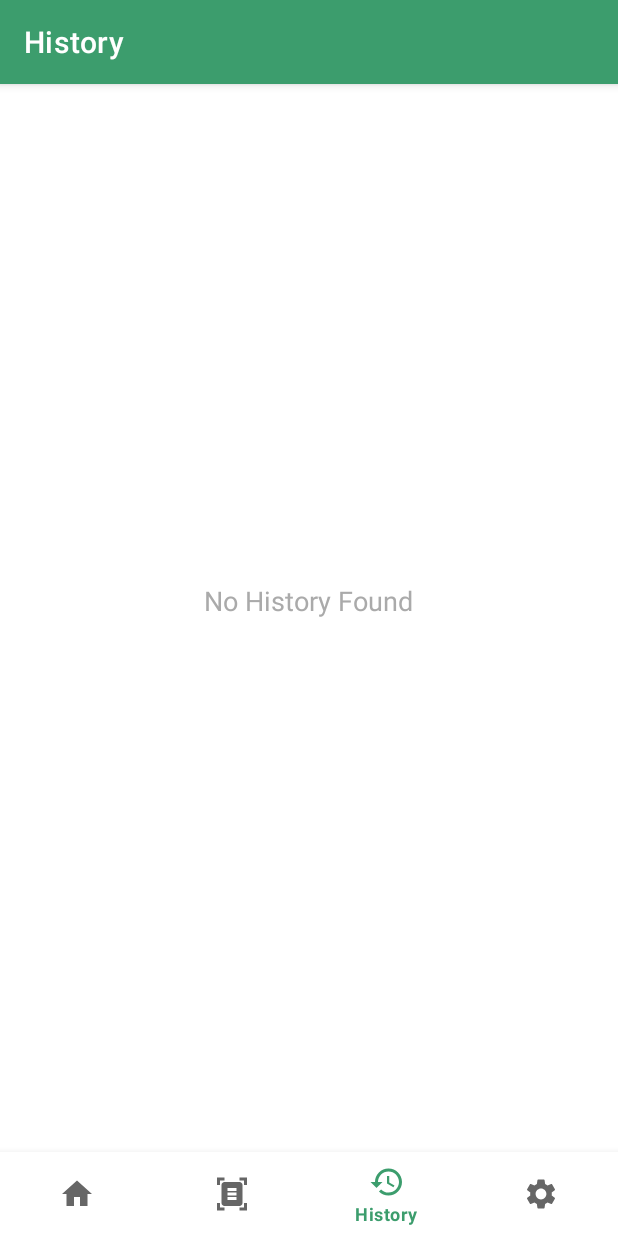
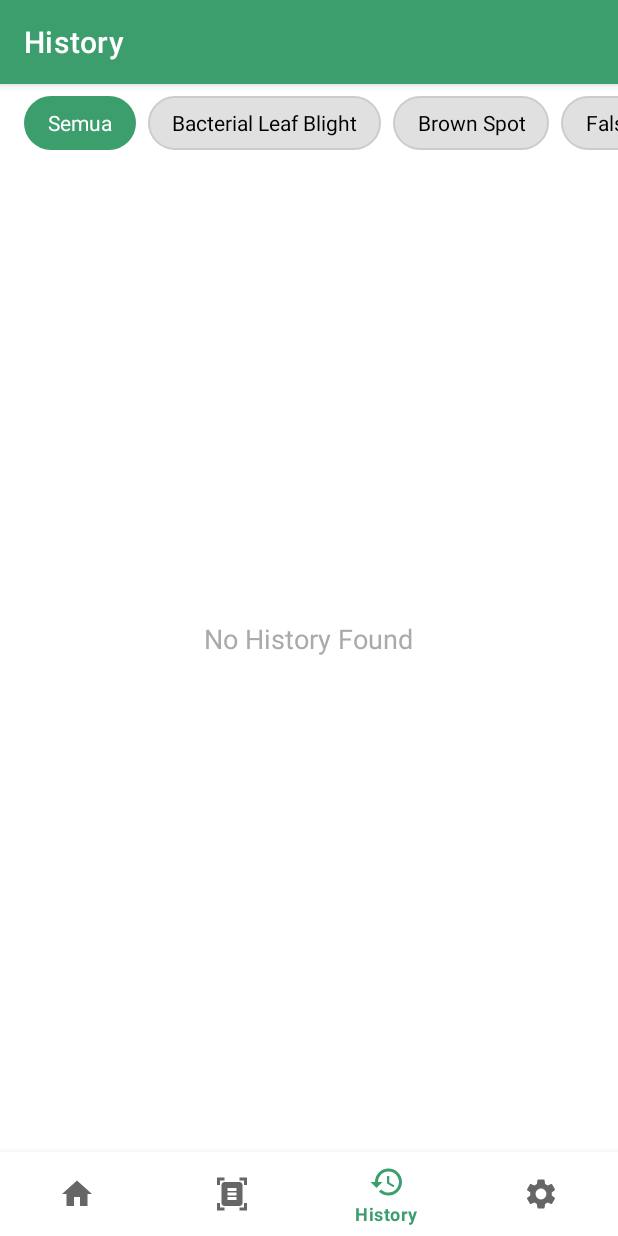
Before and after one commit to PareAIApps/PareAIApps_Backup, an Android app: the HistoryFragment screen opened through its navigation route, on a phone screen of 412 x 824 dp. Run offline under Robolectric (Android 15) with nearby library versions, the phone set to English and light mode, and no system bars; our stand-ins replace Firebase (no records; nobody signed in at launch, a user with empty details on screens opened directly), Room's generated code, navigation-ui; pictures from the network do not load.

Commit message:
Sudah solved filter history

```diff
--- a/app/src/main/AndroidManifest.xml
+++ b/app/src/main/AndroidManifest.xml
@@ -25,6 +25,7 @@
         tools:targetApi="31">
         <activity
             android:name=".ui.change_profile.ChangeProfileActivity"
+            android:configChanges="orientation|screenSize|screenLayout|keyboardHidden"
             android:exported="false"
             android:theme="@style/Theme.Pare_ai_pk.NoActionBar" />
         <activity
--- a/app/src/main/java/pnj/pk/pareaipk/adapter/HistoryFilterAdapter.kt
+++ b/app/src/main/java/pnj/pk/pareaipk/adapter/HistoryFilterAdapter.kt
@@ -6,27 +6,37 @@ import androidx.recyclerview.widget.RecyclerView
 import pnj.pk.pareaipk.databinding.ItemFilterHistoryBinding
 
 class HistoryFilterAdapter(
-    private val labels: List<String>, // Change to List<String>
-    private val onClick: (String) -> Unit // Update the click listener to accept String
-) : RecyclerView.Adapter<HistoryFilterAdapter.LabelViewHolder>() {
+    private val labels: List<String>,
+    private val onClick: (String) -> Unit
+) : RecyclerView.Adapter<HistoryFilterAdapter.FilterViewHolder>() {
 
-    inner class LabelViewHolder(private val binding: ItemFilterHistoryBinding) :
+    private var selectedPosition = 0 // "Semua" is selected by default
+
+    inner class FilterViewHolder(private val binding: ItemFilterHistoryBinding) :
         RecyclerView.ViewHolder(binding.root) {
-        fun bind(item: String) { // Bind a String instead of ModelMLResponse
+        fun bind(item: String, position: Int) {
             binding.buttonLabel.text = item
+            binding.buttonLabel.isSelected = position == selectedPosition
+
             binding.buttonLabel.setOnClickListener {
-                onClick(item)
+                if (selectedPosition != position) {
+                    val oldPosition = selectedPosition
+                    selectedPosition = position
+                    notifyItemChanged(oldPosition)
+                    notifyItemChanged(selectedPosition)
+                    onClick(item)
+                }
             }
         }
     }
 
-    override fun onCreateViewHolder(parent: ViewGroup, viewType: Int): LabelViewHolder {
+    override fun onCreateViewHolder(parent: ViewGroup, viewType: Int): FilterViewHolder {
         val binding = ItemFilterHistoryBinding.inflate(LayoutInflater.from(parent.context), parent, false)
-        return LabelViewHolder(binding)
+        return FilterViewHolder(binding)
     }
 
-    override fun onBindViewHolder(holder: LabelViewHolder, position: Int) {
-        holder.bind(labels[position]) // Pass String
+    override fun onBindViewHolder(holder: FilterViewHolder, position: Int) {
+        holder.bind(labels[position], position)
     }
 
     override fun getItemCount() = labels.size
--- a/app/src/main/java/pnj/pk/pareaipk/ui/history/HistoryFragment.kt
+++ b/app/src/main/java/pnj/pk/pareaipk/ui/history/HistoryFragment.kt
@@ -9,6 +9,7 @@ import androidx.fragment.app.Fragment
 import androidx.fragment.app.viewModels
 import androidx.recyclerview.widget.LinearLayoutManager
 import pnj.pk.pareaipk.adapter.HistoryAdapter
+import pnj.pk.pareaipk.adapter.HistoryFilterAdapter
 import pnj.pk.pareaipk.databinding.FragmentHistoryBinding
 
 class HistoryFragment : Fragment() {
@@ -17,6 +18,20 @@ class HistoryFragment : Fragment() {
     private val binding get() = _binding!!
     private val viewModel: HistoryViewModel by viewModels()
     private lateinit var scanHistoryAdapter: HistoryAdapter
+    private lateinit var filterAdapter: HistoryFilterAdapter
+    private val filterLabels = listOf(
+        "Semua",
+        "Bacterial Leaf Blight",
+        "Brown Spot",
+        "False Smut",
+        "Healthy Plant",
+        "Hispa",
+        "Neck Blast",
+        "Sheath Blight Rot",
+        "Stemborer",
+        "Wereng"
+    )
+    private var currentFilter = "Semua"
 
     override fun onCreateView(
         inflater: LayoutInflater, container: ViewGroup?,
@@ -29,11 +44,24 @@ class HistoryFragment : Fragment() {
     override fun onViewCreated(view: View, savedInstanceState: Bundle?) {
         super.onViewCreated(view, savedInstanceState)
 
-        setupRecyclerView()
+        setupFilterRecyclerView()
+        setupHistoryRecyclerView()
         observeScanHistory()
     }
 
-    private fun setupRecyclerView() {
+    private fun setupFilterRecyclerView() {
+        filterAdapter = HistoryFilterAdapter(filterLabels) { selectedFilter ->
+            currentFilter = selectedFilter
+            filterHistoryItems()
+        }
+
+        binding.recyclerViewFilter.apply {
+            layoutManager = LinearLayoutManager(requireContext(), LinearLayoutManager.HORIZONTAL, false)
+            adapter = filterAdapter
+        }
+    }
+
+    private fun setupHistoryRecyclerView() {
         scanHistoryAdapter = HistoryAdapter(
             onDeleteClick = { scanHistory ->
                 viewModel.deleteScanHistory(scanHistory)
@@ -54,12 +82,26 @@ class HistoryFragment : Fragment() {
 
     private fun observeScanHistory() {
         viewModel.allScanHistory.observe(viewLifecycleOwner) { scanHistoryList ->
-            scanHistoryAdapter.submitList(scanHistoryList)
+            // Store the full list in the ViewModel
+            viewModel.setFullHistoryList(scanHistoryList)
 
-            // Toggle empty state visibility
-            binding.emptyStateLayout.visibility =
-                if (scanHistoryList.isEmpty()) View.VISIBLE else View.GONE
+            // Apply current filter
+            filterHistoryItems()
         }
+    }
+
+    private fun filterHistoryItems() {
+        val filteredList = if (currentFilter == "Semua") {
+            viewModel.fullHistoryList.value ?: emptyList()
+        } else {
+            viewModel.fullHistoryList.value?.filter { it.class_label == currentFilter } ?: emptyList()
+        }
+
+        scanHistoryAdapter.submitList(filteredList)
+
+        // Toggle empty state visibility
+        binding.emptyStateLayout.visibility =
+            if (filteredList.isEmpty()) View.VISIBLE else View.GONE
     }
 
     override fun onDestroyView() {
--- a/app/src/main/java/pnj/pk/pareaipk/ui/history/HistoryViewModel.kt
+++ b/app/src/main/java/pnj/pk/pareaipk/ui/history/HistoryViewModel.kt
@@ -4,7 +4,6 @@ import android.app.Application
 import androidx.lifecycle.AndroidViewModel
 import androidx.lifecycle.LiveData
 import androidx.lifecycle.MutableLiveData
-import androidx.lifecycle.ViewModel
 import androidx.lifecycle.viewModelScope
 import com.google.firebase.auth.FirebaseAuth
 import kotlinx.coroutines.launch
@@ -16,11 +15,19 @@ class HistoryViewModel(application: Application) : AndroidViewModel(application)
     private val repository: HistoryRepository
     val allScanHistory: LiveData<List<HistoryEntity>>
 
+    // Store the full list of history items for filtering
+    private val _fullHistoryList = MutableLiveData<List<HistoryEntity>>()
+    val fullHistoryList: LiveData<List<HistoryEntity>> = _fullHistoryList
+
     init {
         val userId = FirebaseAuth.getInstance().currentUser?.uid ?: "default_user"
         val scanHistoryDao = HistoryDatabase.getDatabase(application, userId).scanHistoryDao()
         repository = HistoryRepository(scanHistoryDao)
         allScanHistory = repository.allScanHistory
+    }
+
+    fun setFullHistoryList(list: List<HistoryEntity>) {
+        _fullHistoryList.value = list
     }
 
     fun insertScanHistory(scanHistory: HistoryEntity) = viewModelScope.launch {
--- /dev/null
+++ b/app/src/main/res/drawable/filter_button_background.xml
@@ -0,0 +1,16 @@
+<?xml version="1.0" encoding="utf-8"?>
+<selector xmlns:android="http://schemas.android.com/apk/res/android">
+    <item android:state_selected="true">
+        <shape android:shape="rectangle">
+            <corners android:radius="20dp" />
+            <solid android:color="@color/green_light" />
+        </shape>
+    </item>
+    <item>
+        <shape android:shape="rectangle">
+            <corners android:radius="20dp" />
+            <solid android:color="#E0E0E0" />
+            <stroke android:width="1dp" android:color="#CCCCCC" />
+        </shape>
+    </item>
+</selector>
--- /dev/null
+++ b/app/src/main/res/drawable/filter_text_color.xml
@@ -0,0 +1,5 @@
+<?xml version="1.0" encoding="utf-8"?>
+<selector xmlns:android="http://schemas.android.com/apk/res/android">
+    <item android:state_selected="true" android:color="@android:color/white" />
+    <item android:color="@android:color/black" />
+</selector>
--- a/app/src/main/res/layout/fragment_history.xml
+++ b/app/src/main/res/layout/fragment_history.xml
@@ -1,37 +1,59 @@
-<androidx.constraintlayout.widget.ConstraintLayout
+<?xml version="1.0" encoding="utf-8"?>
+<androidx.core.widget.NestedScrollView
     xmlns:android="http://schemas.android.com/apk/res/android"
     xmlns:app="http://schemas.android.com/apk/res-auto"
     xmlns:tools="http://schemas.android.com/tools"
     android:layout_width="match_parent"
     android:layout_height="match_parent"
+    android:fillViewport="true"
+    android:clipToPadding="true"
     tools:context=".ui.history.HistoryFragment">
+
+    <androidx.constraintlayout.widget.ConstraintLayout
+        android:layout_width="match_parent"
+        android:layout_height="wrap_content"
+        android:gravity="top">
+
+        <!-- Filter RecyclerView -->
+        <androidx.recyclerview.widget.RecyclerView
+            android:id="@+id/recyclerViewFilter"
+            android:layout_width="0dp"
+            android:layout_height="wrap_content"
+            android:paddingStart="16dp"
+            android:paddingEnd="16dp"
+            android:paddingTop="8dp"
+            android:paddingBottom="8dp"
+            android:clipToPadding="false"
+            android:orientation="horizontal"
+            app:layout_constraintTop_toTopOf="parent"
+            app:layout_constraintStart_toStartOf="parent"
+            app:layout_constraintEnd_toEndOf="parent" />
 
         <!-- RecyclerView for displaying the history -->
         <androidx.recyclerview.widget.RecyclerView
             android:id="@+id/recyclerViewHistory"
-        android:layout_width="match_parent"
-        android:layout_height="0dp"
-        android:layout_marginTop="0dp"
+            android:layout_width="0dp"
+            android:layout_height="wrap_content"
             android:paddingBottom="80dp"
             android:clipToPadding="false"
-    app:layout_constraintTop_toTopOf="parent"
+            android:nestedScrollingEnabled="false"
+            app:layout_constraintTop_toBottomOf="@id/recyclerViewFilter"
             app:layout_constraintStart_toStartOf="parent"
-    app:layout_constraintEnd_toEndOf="parent"
-    app:layout_constraintBottom_toBottomOf="parent" />
+            app:layout_constraintEnd_toEndOf="parent" />
 
         <!-- Empty state layout -->
         <LinearLayout
             android:id="@+id/emptyStateLayout"
+            android:layout_width="match_parent"
+            android:layout_height="0dp"
+            android:gravity="center"
             android:orientation="vertical"
-        android:gravity="center"
-        android:layout_width="match_parent"
-        android:layout_height="wrap_content"
             android:visibility="gone"
             android:paddingBottom="80dp"
-    app:layout_constraintTop_toTopOf="parent"
+            app:layout_constraintTop_toBottomOf="@id/recyclerViewFilter"
+            app:layout_constraintBottom_toBottomOf="parent"
             app:layout_constraintStart_toStartOf="parent"
-    app:layout_constraintEnd_toEndOf="parent"
-    app:layout_constraintBottom_toBottomOf="parent">
+            app:layout_constraintEnd_toEndOf="parent">
 
             <TextView
                 android:text="No History Found"
@@ -42,3 +64,4 @@
         </LinearLayout>
 
     </androidx.constraintlayout.widget.ConstraintLayout>
+</androidx.core.widget.NestedScrollView>
--- a/app/src/main/res/layout/item_filter_history.xml
+++ b/app/src/main/res/layout/item_filter_history.xml
@@ -1,11 +1,13 @@
 <?xml version="1.0" encoding="utf-8"?>
-<Button xmlns:android="http://schemas.android.com/apk/res/android"
+<TextView xmlns:android="http://schemas.android.com/apk/res/android"
     android:id="@+id/buttonLabel"
     android:layout_width="wrap_content"
-    android:layout_height="40dp"
+    android:layout_height="36dp"
     android:layout_marginEnd="8dp"
     android:paddingStart="16dp"
     android:paddingEnd="16dp"
-    android:background="@drawable/rounded"
-    android:textColor="@android:color/white"
+    android:gravity="center"
+    android:background="@drawable/filter_button_background"
+    android:textColor="@drawable/filter_text_color"
+    android:textSize="14sp"
     android:text="Label" />
```
Also changed, not shown: app/src/main/java/pnj/pk/pareaipk/ui/change_profile/ChangeProfileActivity.kt (+6 -6 lines), app/src/main/res/drawable/ic_password.xml (added, +13 -0 lines), app/src/main/res/drawable/ic_privasi.xml (added, +12 -0 lines), app/src/main/res/layout/activity_account.xml (+18 -10 lines). Lines whose indentation alone changed are shown as unchanged.
